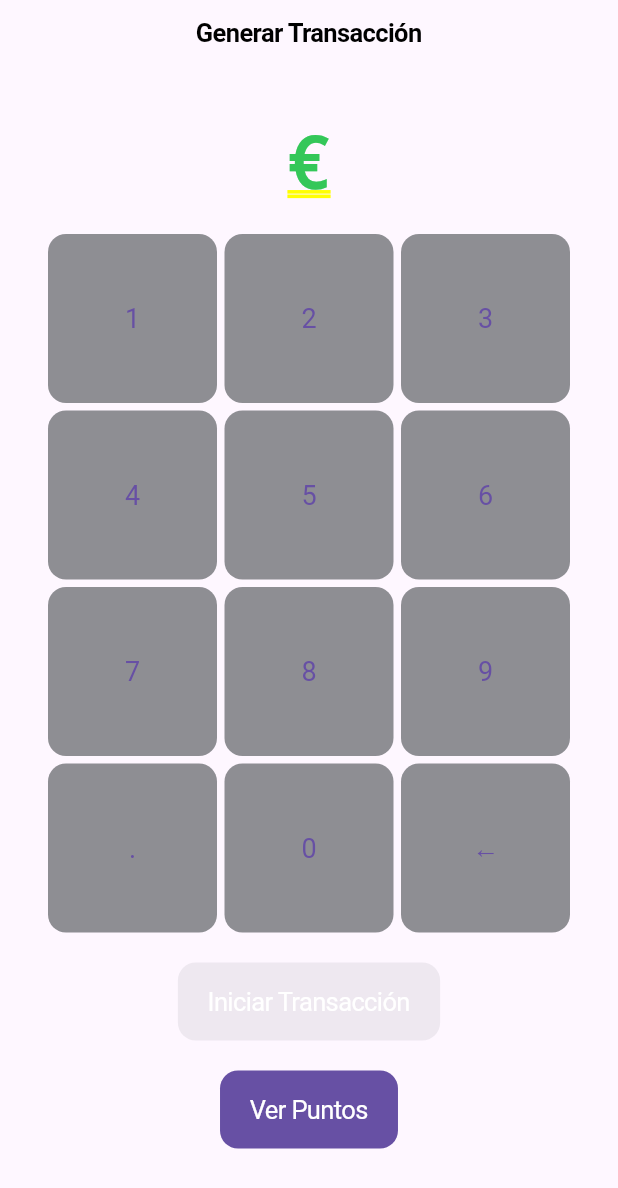
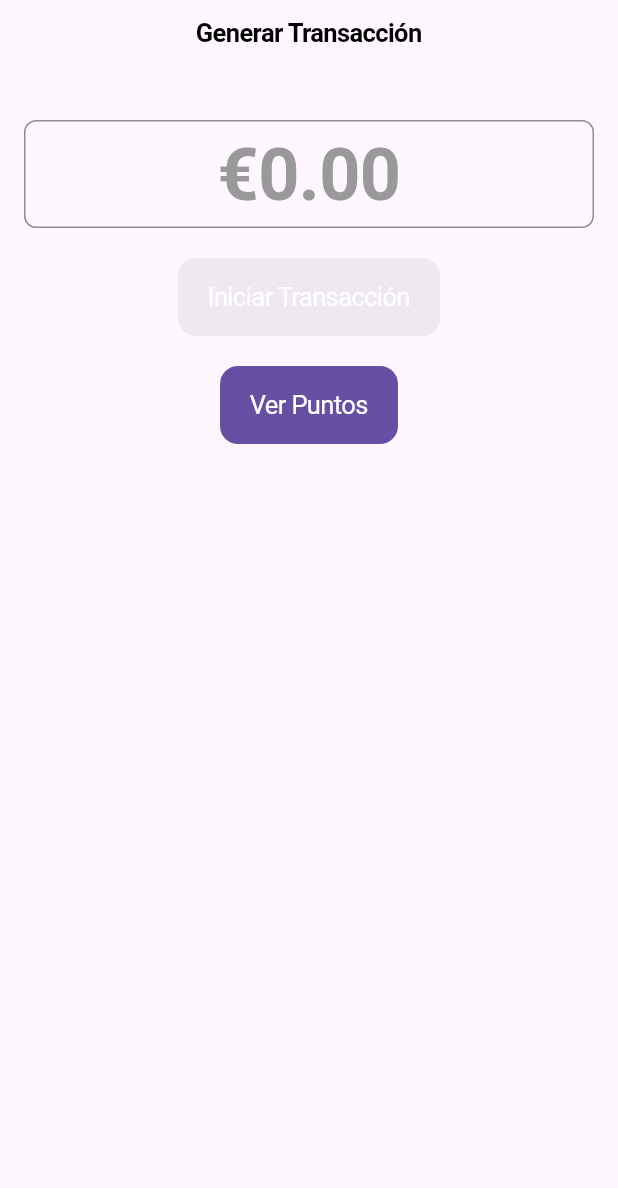
Before and after one commit to MolinaKevin/SomosClient, a Flutter app: the Tab3 screen opened directly with empty values, on a phone screen of 412 x 824 dp. Shown: the top 1188 px of the screen. Run offline on Flutter 3.47's test engine with Material 3 defaults, Android fonts, the phone set to English and light mode, and no system bars; our stand-ins replace flutter_map, latlong2.

Commit message:
repair backButton, deleted keyboard in screen, added popup in map

```diff
--- a/lib/main.dart
+++ b/lib/main.dart
@@ -76,7 +76,8 @@ class _MyAppState extends State<MyApp> {
           home: MyHomePage(
             translations: translations,
             onChangeLanguage: _changeLanguage,
-            currentLocale: _locale,  // Asegúrate de pasar currentLocale aquí
+            currentLocale: _locale,
+            initialIndex: 0,
           ),
         );
       },
--- a/lib/tabs/tab3.dart
+++ b/lib/tabs/tab3.dart
@@ -1,6 +1,6 @@
 import 'package:flutter/cupertino.dart';
 import 'package:flutter/material.dart';
-import '../screens/points_screen.dart';  // Asegúrate de importar la pantalla de puntos
+import '../screens/points_screen.dart'; // Asegúrate de importar la pantalla de puntos
 
 class Tab3 extends StatefulWidget {
   final Map<String, String> translations;
@@ -13,27 +13,37 @@ class Tab3 extends StatefulWidget {
 }
 
 class _Tab3State extends State<Tab3> {
-  String _amount = '';
+  final TextEditingController _amountController = TextEditingController();
+  final ValueNotifier<bool> _isAmountValid = ValueNotifier<bool>(false);
 
-  void _onKeyTapped(String key) {
-    setState(() {
-      if (key == 'C') {
-        _amount = '';
-      } else if (key == '←') {
-        if (_amount.isNotEmpty) {
-          _amount = _amount.substring(0, _amount.length - 1);
-        }
-      } else {
-        if (_amount.contains('.') && key == '.') return;
-        if (_amount.split('.').length == 2 && _amount.split('.')[1].length >= 2) return;
-        _amount += key;
+  @override
+  void initState() {
+    super.initState();
+    _amountController.addListener(() {
+      final text = _amountController.text;
+      if (!text.startsWith('€')) {
+        _amountController.value = _amountController.value.copyWith(
+          text: '€' + text.replaceAll('€', ''),
+          selection: TextSelection.fromPosition(
+            TextPosition(offset: _amountController.text.length),
+          ),
+        );
       }
+      _isAmountValid.value = _validateAmount(_amountController.text);
     });
+  }
+
+  bool _validateAmount(String text) {
+    if (text.isEmpty || text == '€') {
+      return false;
+    }
+    final amount = text.substring(1); // Remove €
+    return double.tryParse(amount) != null && double.parse(amount) > 0;
   }
 
   void _initiateNFC() {
     // Lógica para iniciar NFC
-    print('Iniciando NFC para $_amount€');
+    print('Iniciando NFC para ${_amountController.text}');
   }
 
   void _navigateToPointsScreen(BuildContext context) {
@@ -59,43 +69,27 @@ class _Tab3State extends State<Tab3> {
                   mainAxisAlignment: MainAxisAlignment.center,
                   children: [
                     const SizedBox(height: 20),
-                    Text(
-                      '€$_amount',
+                    CupertinoTextField(
+                      controller: _amountController,
+                      keyboardType: TextInputType.numberWithOptions(decimal: true),
+                      textAlign: TextAlign.center,
                       style: TextStyle(fontSize: 48, fontWeight: FontWeight.bold, color: CupertinoColors.activeGreen),
+                      decoration: BoxDecoration(
+                        border: Border.all(color: CupertinoColors.systemGrey, width: 1),
+                        borderRadius: BorderRadius.circular(8),
+                      ),
+                      placeholder: '€0.00',
+                      placeholderStyle: TextStyle(fontSize: 48, fontWeight: FontWeight.bold, color: CupertinoColors.inactiveGray),
                     ),
                     const SizedBox(height: 20),
-                    Container(
-                      margin: const EdgeInsets.symmetric(horizontal: 16.0),
-                      child: GridView.count(
-                        crossAxisCount: 3,
-                        shrinkWrap: true,
-                        mainAxisSpacing: 5,
-                        crossAxisSpacing: 5,
-                        children: [
-                          '1', '2', '3',
-                          '4', '5', '6',
-                          '7', '8', '9',
-                          '.', '0', '←',
-                        ].map((key) {
-                          return AspectRatio(
-                            aspectRatio: 1,
-                            child: CupertinoButton(
-                              padding: const EdgeInsets.all(4.0),
-                              color: CupertinoColors.systemGrey,
-                              child: FittedBox(
-                                fit: BoxFit.scaleDown,
-                                child: Text(key, style: TextStyle(fontSize: 18)),
-                              ),
-                              onPressed: () => _onKeyTapped(key),
-                            ),
-                          );
-                        }).toList(),
-                      ),
-                    ),
-                    const SizedBox(height: 20),
-                    CupertinoButton.filled(
-                      onPressed: _amount.isNotEmpty ? _initiateNFC : null,
-                      child: Text(widget.translations['initiateTransaction'] ?? 'Iniciar Transacción'),
+                    ValueListenableBuilder<bool>(
+                      valueListenable: _isAmountValid,
+                      builder: (context, isValid, child) {
+                        return CupertinoButton.filled(
+                          onPressed: isValid ? _initiateNFC : null,
+                          child: Text(widget.translations['initiateTransaction'] ?? 'Iniciar Transacción'),
+                        );
+                      },
                     ),
                     const SizedBox(height: 20),
                     CupertinoButton.filled(
```
Also changed, not shown: lib/home_page.dart (+24 -3 lines), lib/map_widget.dart (+37 -1 lines), 1 other file.
